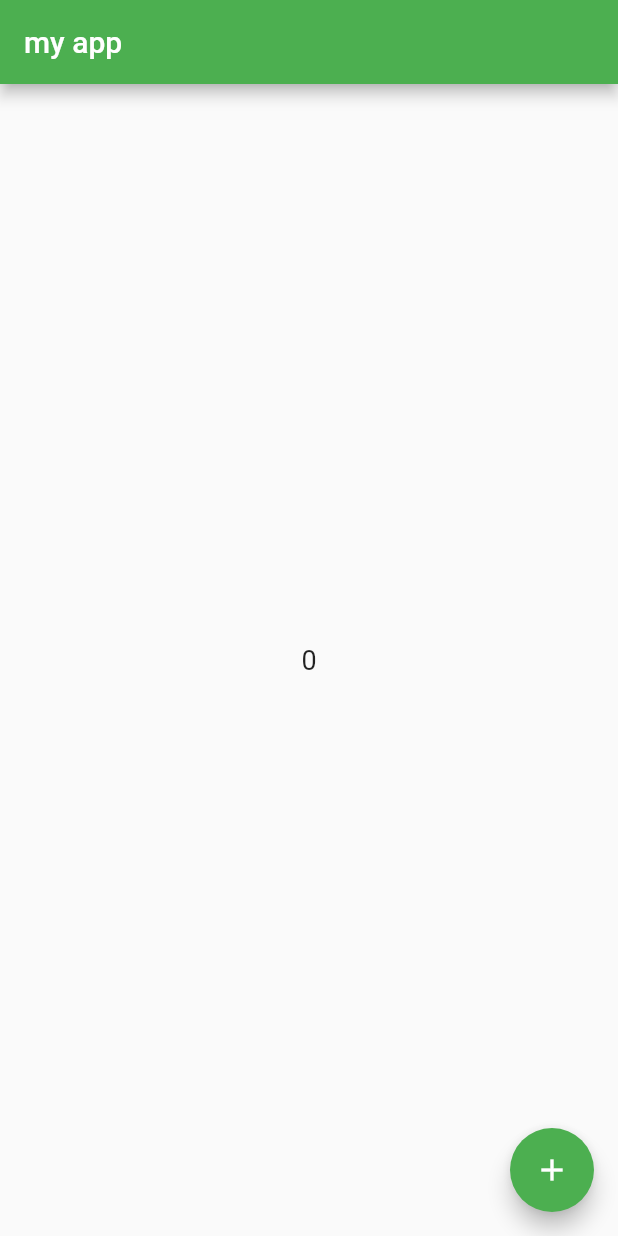
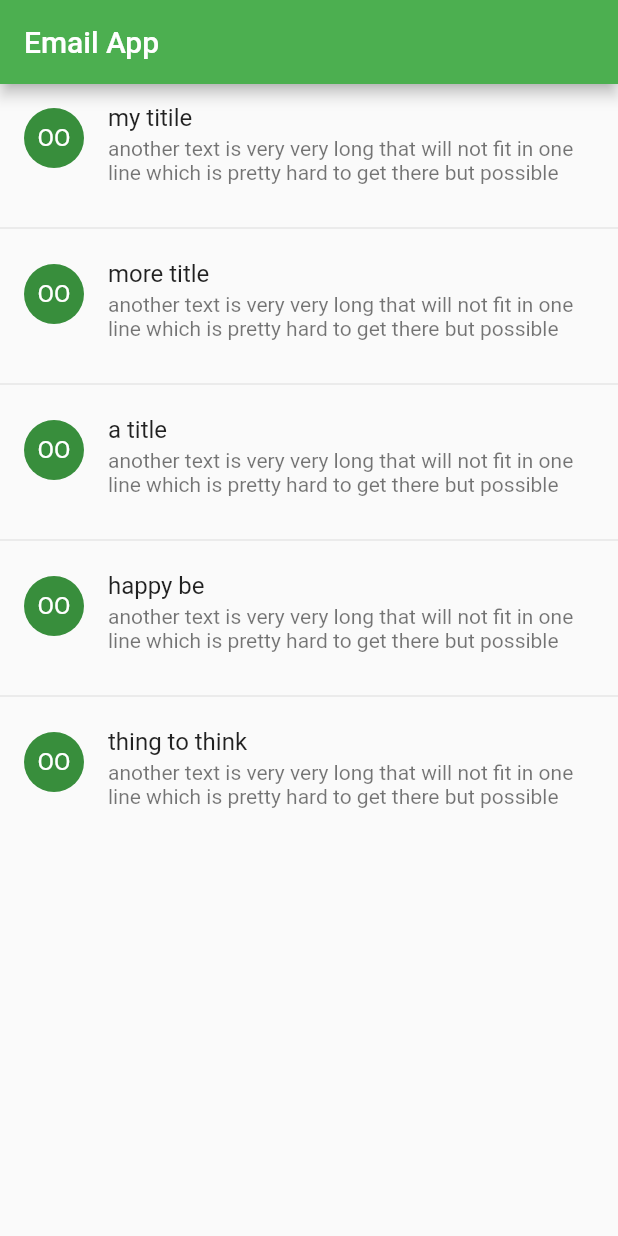
Before and after one commit to OzanOcak/app01, a Flutter app: the screen it shows after launch, on a phone screen of 412 x 824 dp. Run offline on Flutter 3.47's test engine with Material 2 defaults, Android fonts, the phone set to English and light mode, and no system bars.

Commit message:
list builder from array

```diff
--- a/lib/main.dart
+++ b/lib/main.dart
@@ -8,36 +8,42 @@ class MyApp extends StatelessWidget {
     return MaterialApp(
       title: 'Flutter Demo',
       theme: ThemeData(primarySwatch: Colors.green),
-      home: MyHomePage(),
+      home: EmailApp(title:'Email App'),
     );
   }
 }
 
-class MyHomePage extends StatefulWidget {
-  @override
-  _MyHomePageState createState() => _MyHomePageState();
-}
+class EmailApp extends StatelessWidget {
 
-class _MyHomePageState extends State<MyHomePage> {
+  final title;
 
-  int _counter = 0;
+  EmailApp({this.title});
 
-  void increment()=> _counter++;
+  var messages =[
+    'my titile',
+    'more title',
+    'a title',
+    'happy be',
+    'thing to think'
+  ];
 
   @override
   Widget build(BuildContext context) {
     return Scaffold(
-      appBar: AppBar(title: Text('my app')),
+      appBar: AppBar(title: Text('$title')),
       body:Center(
-        child:Text("$_counter",style: TextStyle(fontSize: 18.0),),
-      ),
-      floatingActionButton:FloatingActionButton(
-        onPressed: (){
-          setState(() {
-            increment();
-          });
+        child:ListView.separated(
+          itemCount: messages.length,
+          itemBuilder: (BuildContext context, int index){
+              return ListTile(
+                leading: CircleAvatar(child:Text("OO")),
+                title: Text(messages[index]),
+                isThreeLine: true,
+                subtitle: Text("another text is very very long that will not fit in one line which is pretty hard to get there but possible"),
+              );
         },
-        child: Icon(Icons.add),
+        separatorBuilder: (BuildContext context, int index) => Divider(),
+        ),
       ),
     );
   }
```
